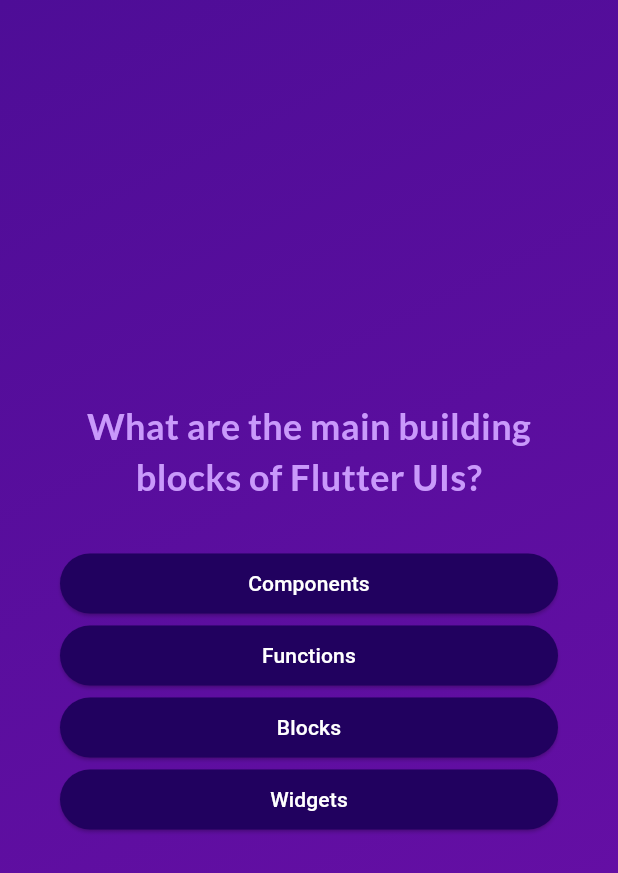
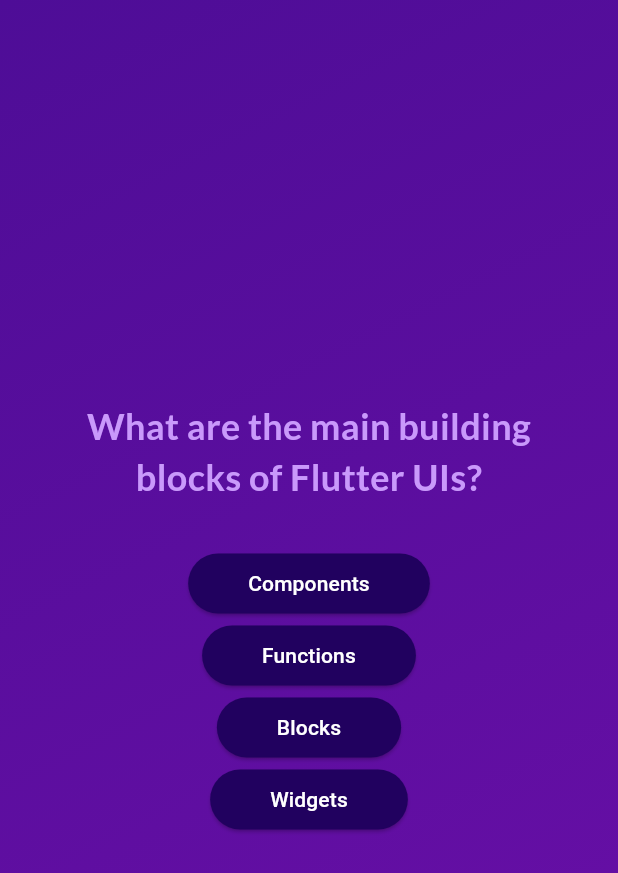
Before and after one commit to ModjModj/QuizApp, a Flutter app: the screen it shows after launch, after a tap on "Start Quiz", on a phone screen of 412 x 824 dp. Shown: the top 873 px of the screen. Run offline on Flutter 3.47's test engine with Material 3 defaults, Android fonts, the phone set to English and light mode, and no system bars; our stand-ins replace google_fonts.

Commit message:
First Wrap test

```diff
--- a/lib/answer_button.dart
+++ b/lib/answer_button.dart
@@ -12,7 +12,9 @@ class AnswerButton extends StatelessWidget {
 
   @override
   Widget build(BuildContext context) {
-    return ElevatedButton(
+    return Column(
+      children: [
+        ElevatedButton(
           onPressed: onTap,
           style: ElevatedButton.styleFrom(
             padding: const EdgeInsetsDirectional.symmetric(
@@ -26,6 +28,8 @@ class AnswerButton extends StatelessWidget {
             ),
           ),
           child: Text(answerText, textAlign: TextAlign.center),
+        ),
+      ],
     );
   }
 }
--- a/lib/questions_screen.dart
+++ b/lib/questions_screen.dart
@@ -31,9 +31,12 @@ class _QuestionsScreenState extends State<QuestionsScreen> {
     return SizedBox(
       width: double.infinity,
       child: Container(
+        width: MediaQuery.of(context).size.width,
+        height: MediaQuery.of(context).size.height,
         margin: const EdgeInsets.all(40),
         child: Column(
-          mainAxisAlignment: MainAxisAlignment.center,
+          mainAxisAlignment:
+              MainAxisAlignment.center, // to center the content vertically
           crossAxisAlignment: CrossAxisAlignment.stretch,
           children: [
             Text(
@@ -58,5 +61,47 @@ class _QuestionsScreenState extends State<QuestionsScreen> {
         ),
       ),
     );
+
+    // return SizedBox(
+    //   width: double.infinity,
+    //   height: double.infinity,
+    //   child: Container(
+    //     width: MediaQuery.of(context).size.width * 0.9,
+    //     height: MediaQuery.of(context).size.height * 0.9,
+    //     margin: const EdgeInsets.all(40),
+    //     child: Wrap(
+    //       // direction: Axis.vertical,
+    //       runAlignment: WrapAlignment.center, // Centers the content vertically
+    //       alignment:
+    //           WrapAlignment.center, // Centers the button content horizontally
+
+    //       // crossAxisAlignment: WrapCrossAlignment.center,
+    //       spacing: 20, // side spacing between buttons
+    //       runSpacing: 20, // spacing between lines of buttons
+    //       // mainAxisAlignment: MainAxisAlignment.center,      // to center the content vertically
+    //       // crossAxisAlignment: CrossAxisAlignment.stretch,   // to make buttons full width
+    //       children: <Widget>[
+    //         Text(
+    //           textAlign: TextAlign.center,
+    //           currentQuestion.text,
+    //           style: GoogleFonts.lato(
+    //             color: const Color.fromARGB(255, 201, 153, 251),
+    //             fontSize: 24,
+    //             fontWeight: FontWeight.bold,
+    //           ),
+    //         ),
+    //         const SizedBox(height: 30),
+    //         ...currentQuestion.shuffledAnswers.map((answer) {
+    //           return AnswerButton(
+    //             answerText: answer,
+    //             onTap: () {
+    //               answerQuestion(answer);
+    //             },
+    //           );
+    //         }),
+    //       ],
+    //     ),
+    //   ),
+    // );
   }
 }
```
Also changed, not shown: 9 other files. Lines whose indentation alone changed are shown as unchanged.
